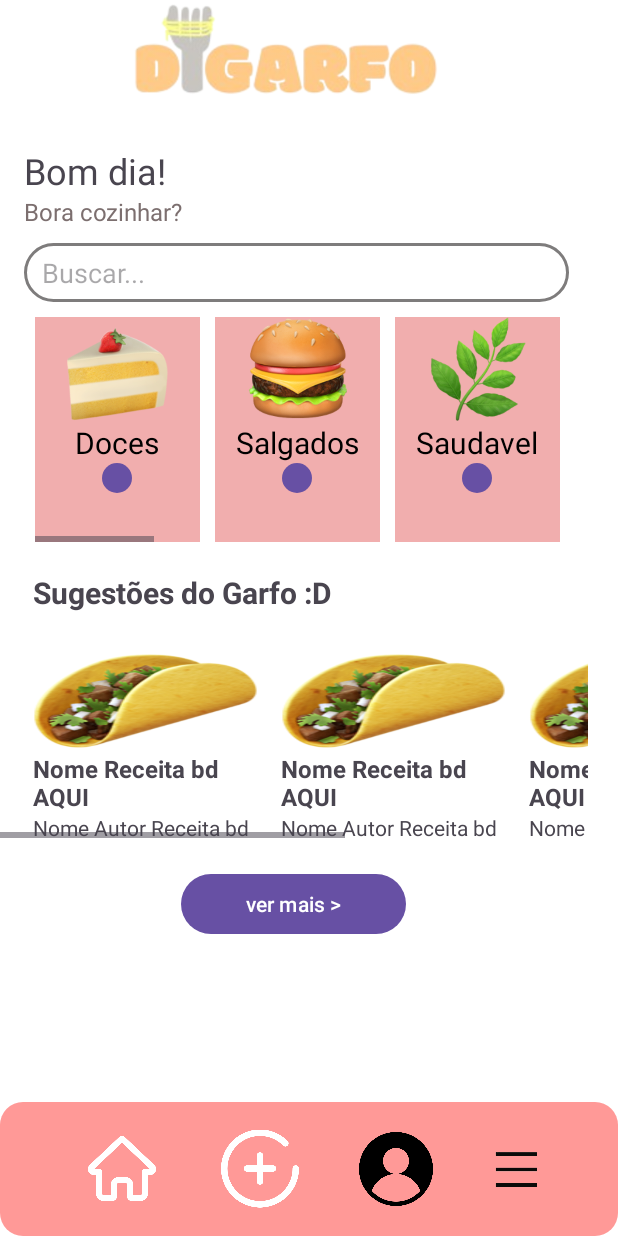
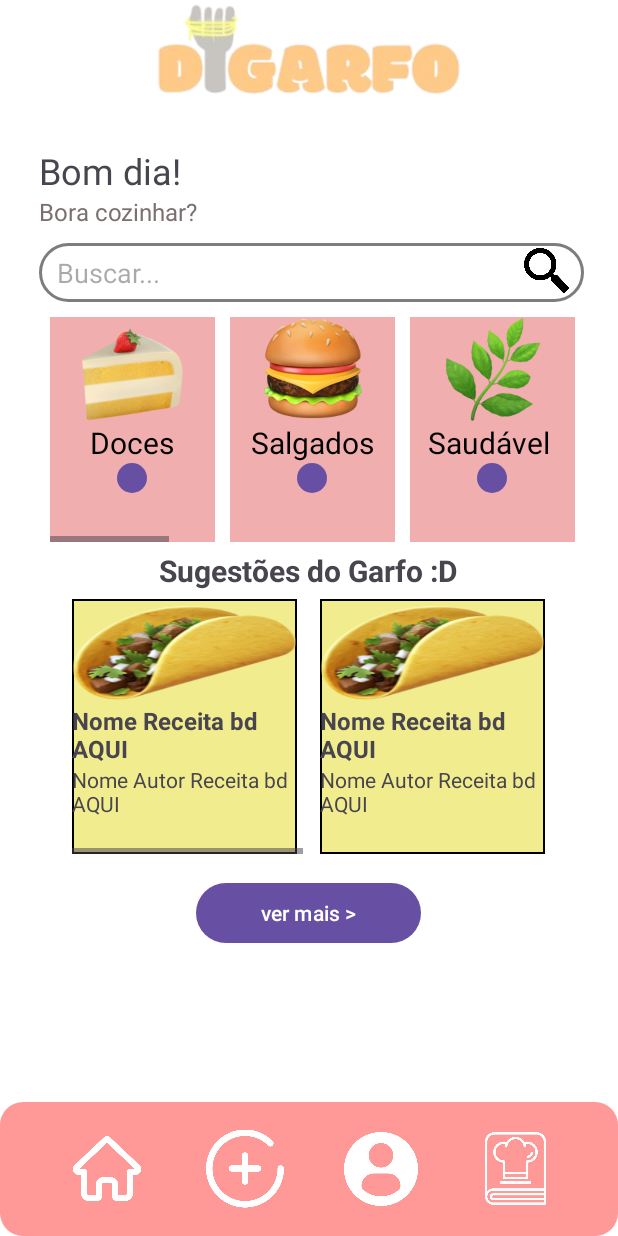
Before and after one commit to GustavoLopes12/DiGarfo, an Android app: the home screen opened directly, with no data from a screen before it, on a phone screen of 412 x 824 dp. Run offline under Robolectric (Android 15) with nearby library versions, the phone set to English and light mode, and no system bars; Roboto replaces fonts that are not available here; 8 statements that could not run were skipped.

Commit message:
alterações em home

```diff
--- a/android/digarfo/app/src/main/java/com/example/digarfo/view/home.java
+++ b/android/digarfo/app/src/main/java/com/example/digarfo/view/home.java
@@ -37,6 +37,7 @@ public class home extends AppCompatActivity {
     TextView tv_autor_receita_bd_tres;
     TextView tv_autor_receita_bd_quatro;
     Long id_receita_bd;
+
     @Override
     protected void onCreate(Bundle savedInstanceState) {
         super.onCreate(savedInstanceState);
@@ -301,7 +302,66 @@ public class home extends AppCompatActivity {
         startActivity(outraTela);
         finish();
     }
+    public void irParaPesquisaCategoria(String categoria) {
+        Intent outraTela = new Intent(getApplicationContext(), resultadopesquisa.class);
+        outraTela.putExtra("Email", emailUSUARIO);
+        outraTela.putExtra("Pesquisa", categoria);
+        startActivity(outraTela);
+        finish();
+    }
 
+    // Métodos de onClick para cada categoria
+    public void onClickDoces(View view) {
+        irParaPesquisaCategoria("doces");
+    }
+
+    public void onClickSalgados(View view) {
+        irParaPesquisaCategoria("salgados");
+    }
+
+    public void onClickSaudaveis(View view) {
+        irParaPesquisaCategoria("saudaveis");
+    }
+
+    public void onClickBebidas(View view) {
+        irParaPesquisaCategoria("bebidas");
+    }
+
+    public void onClickRapidas(View view) {
+        irParaPesquisaCategoria("rapidas");
+    }
+
+    public void onClickMassas(View view) {
+        irParaPesquisaCategoria("massas");
+    }
+
+    public void onClickFTM(View view) {
+        irParaPesquisaCategoria("frutosdomar");
+    }
+
+    public void onClickAves(View view) {
+        irParaPesquisaCategoria("aves");
+    }
+
+    public void onClickCV(View view) {
+        irParaPesquisaCategoria("carnesV");
+    }
+
+    public void onClickOriental(View view) {
+        irParaPesquisaCategoria("oriental");
+    }
+
+    public void onClickMexicana(View view) {
+        irParaPesquisaCategoria("mexicana");
+    }
+
+    public void onClickSLVG(View view) {
+        irParaPesquisaCategoria("saladaevege");
+    }
+
+    public void onClickSOPAS(View view) {
+        irParaPesquisaCategoria("sopas");
+    }
     //ir para perfil se logado senão não
     public void irparaperfil(View view){
         if(emailUSUARIO != null){
@@ -338,10 +398,4 @@ public class home extends AppCompatActivity {
             Toast.makeText(this, "Você ainda não esta logado, faça login para ter favoritos", Toast.LENGTH_SHORT).show();
         }
     }*/
-    public void resultadopesquisa(View view) {
-        Intent outraTela = new Intent(getApplicationContext(), resultadopesquisa.class);
-        outraTela.putExtra("Email", emailUSUARIO);
-        startActivity(outraTela);
-        finish();
-    }
 }
--- /dev/null
+++ b/android/digarfo/app/src/main/res/drawable/detalhe_baun.xml
@@ -0,0 +1,9 @@
+<?xml version="1.0" encoding="utf-8"?>
+<selector xmlns:android="http://schemas.android.com/apk/res/android">
+        <item>
+            <shape android:shape="rectangle">
+                <solid android:color="#F1EC8D"/>
+                <stroke android:width="1dp" android:color="@color/black"/>
+            </shape>
+        </item>
+</selector>
--- a/android/digarfo/app/src/main/res/layout/activity_home.xml
+++ b/android/digarfo/app/src/main/res/layout/activity_home.xml
@@ -22,13 +22,11 @@
             android:orientation="vertical">
 
 
-
             <ImageView
                 android:id="@+id/imageView3"
                 android:layout_width="268dp"
                 android:layout_height="97dp"
                 android:layout_gravity="center_horizontal"
-            android:layout_marginRight="15dp"
                 app:layout_constraintBottom_toBottomOf="parent"
                 app:layout_constraintEnd_toEndOf="parent"
                 app:layout_constraintHorizontal_bias="0.573"
@@ -41,6 +39,7 @@
             <LinearLayout
                 android:layout_width="392dp"
                 android:layout_height="546dp"
+                android:layout_gravity="center_horizontal"
                 android:layout_marginBottom="92dp"
                 android:orientation="vertical"
                 app:layout_constraintBottom_toBottomOf="parent"
@@ -80,6 +79,11 @@
                     app:layout_constraintTop_toTopOf="parent"
                     app:layout_constraintVertical_bias="0.178" />
 
+                <LinearLayout
+                    android:layout_width="match_parent"
+                    android:layout_height="wrap_content"
+                    android:orientation="horizontal">
+
                     <EditText
                         android:id="@+id/barradepesquisa"
                         android:layout_width="363dp"
@@ -95,7 +99,15 @@
                         app:layout_constraintTop_toTopOf="parent"
                         app:layout_constraintVertical_bias="0.24" />
 
+                    <ImageView
+                        android:layout_width="30dp"
+                        android:layout_height="30dp"
+                        android:layout_marginLeft="-40dp"
+                        android:layout_marginTop="3dp"
+                        android:onClick="irpararesultadopesq"
+                        app:srcCompat="@drawable/pesquisa_de_lupa__2_"></ImageView>
 
+                </LinearLayout>
 
 
                 <HorizontalScrollView
@@ -132,6 +144,7 @@
                                 android:background="@drawable/shortcake_1f370"></ImageView>
 
                             <TextView
+                                android:id="@+id/doces"
                                 android:layout_width="wrap_content"
                                 android:layout_height="wrap_content"
                                 android:layout_gravity="center_horizontal"
@@ -164,6 +177,7 @@
                                 android:background="@drawable/hamburguer"></ImageView>
 
                             <TextView
+                                android:id="@+id/salgados"
                                 android:layout_width="wrap_content"
                                 android:layout_height="wrap_content"
                                 android:layout_gravity="center_horizontal"
@@ -196,10 +210,11 @@
                                 android:background="@drawable/ervinha"></ImageView>
 
                             <TextView
+                                android:id="@+id/saudaveis"
                                 android:layout_width="wrap_content"
                                 android:layout_height="wrap_content"
                                 android:layout_gravity="center_horizontal"
-                            android:text="Saudavel"
+                                android:text="Saudável "
                                 android:textColor="@color/black"
                                 android:textSize="20sp"
                                 android:visibility="visible"
@@ -228,6 +243,7 @@
                                 android:background="@drawable/sucos"></ImageView>
 
                             <TextView
+                                android:id="@+id/bebidas"
                                 android:layout_width="wrap_content"
                                 android:layout_height="wrap_content"
                                 android:layout_gravity="center_horizontal"
@@ -260,6 +276,7 @@
                                 android:background="@drawable/raio"></ImageView>
 
                             <TextView
+                                android:id="@+id/rapidas"
                                 android:layout_width="wrap_content"
                                 android:layout_height="wrap_content"
                                 android:layout_gravity="center_horizontal"
@@ -292,6 +309,7 @@
                                 android:background="@drawable/croissant_1f950"></ImageView>
 
                             <TextView
+                                android:id="@+id/massas"
                                 android:layout_width="wrap_content"
                                 android:layout_height="wrap_content"
                                 android:layout_gravity="center_horizontal"
@@ -324,6 +342,7 @@
                                 android:background="@drawable/camarone"></ImageView>
 
                             <TextView
+                                android:id="@+id/frutosdomar"
                                 android:layout_width="wrap_content"
                                 android:layout_height="wrap_content"
                                 android:layout_gravity="center_horizontal"
@@ -357,6 +376,7 @@
                                 android:background="@drawable/flango"></ImageView>
 
                             <TextView
+                                android:id="@+id/aves"
                                 android:layout_width="wrap_content"
                                 android:layout_height="wrap_content"
                                 android:layout_gravity="center_horizontal"
@@ -389,6 +409,7 @@
                                 android:background="@drawable/calne"></ImageView>
 
                             <TextView
+                                android:id="@+id/carnevermelha"
                                 android:layout_width="wrap_content"
                                 android:layout_height="wrap_content"
                                 android:layout_gravity="center_horizontal"
@@ -422,6 +443,7 @@
                                 android:background="@drawable/comidajapa"></ImageView>
 
                             <TextView
+                                android:id="@+id/oriental"
                                 android:layout_width="wrap_content"
                                 android:layout_height="wrap_content"
                                 android:layout_gravity="center_horizontal"
@@ -454,6 +476,7 @@
                                 android:background="@drawable/tacomexicano"></ImageView>
 
                             <TextView
+                                android:id="@+id/mexicanas"
                                 android:layout_width="wrap_content"
                                 android:layout_height="wrap_content"
                                 android:layout_gravity="center_horizontal"
@@ -486,6 +509,7 @@
                                 android:background="@drawable/salada"></ImageView>
 
                             <TextView
+                                android:id="@+id/saladasevegetarianas"
                                 android:layout_width="wrap_content"
                                 android:layout_height="wrap_content"
                                 android:layout_gravity="center_horizontal"
@@ -518,6 +542,7 @@
                                 android:background="@drawable/sopa"></ImageView>
 
                             <TextView
+                                android:id="@+id/sopas"
                                 android:layout_width="wrap_content"
                                 android:layout_height="wrap_content"
                                 android:layout_gravity="center_horizontal"
@@ -543,29 +568,31 @@
                 <TextView
                     android:layout_width="wrap_content"
                     android:layout_height="wrap_content"
+                    android:layout_gravity="center_horizontal"
+                    android:layout_marginTop="5dp"
+                    android:layout_marginBottom="5dp"
                     android:text="Sugestões do Garfo :D"
-                android:textStyle="bold"
-                android:layout_marginLeft="22dp"
-                android:layout_marginTop="20dp"
                     android:textSize="20dp"
-                >
-            </TextView>
+                    android:textStyle="bold"></TextView>
                 <!--RECEITAS SUGERIDAS-->
+
                 <HorizontalScrollView
-                android:layout_width="match_parent"
-                android:layout_height="150dp">
+                    android:layout_width="315dp"
+                    android:layout_height="170dp"
+                    android:layout_gravity="center_horizontal">
+
                     <LinearLayout
                         android:layout_width="match_parent"
-                    android:layout_height="150dp"
-                    android:layout_marginLeft="22dp"
-                    android:layout_marginTop="11dp"
+                        android:layout_height="170dp"
+                        android:layout_gravity="left|center"
                         android:orientation="horizontal">
 
                         <LinearLayout
                             android:layout_width="150dp"
-                       android:layout_height="200dp"
-                       android:layout_marginTop="11dp"
+                            android:layout_height="170dp"
+                            android:background="@drawable/detalhe_baun"
                             android:orientation="vertical">
+
                             <ImageView
                                 android:layout_width="match_parent"
                                 android:layout_height="70dp"
@@ -577,112 +604,114 @@
                                 android:layout_width="match_parent"
                                 android:layout_height="wrap_content"
                                 android:text="Nome Receita bd AQUI"
-                        android:textStyle="bold"
-                        android:textSize="16sp">
-                    </TextView>
+                                android:textAlignment="textStart"
+                                android:textSize="16sp"
+                                android:textStyle="bold"></TextView>
+
                             <TextView
                                 android:id="@+id/autor_receita"
                                 android:layout_width="match_parent"
                                 android:layout_height="wrap_content"
                                 android:text="Nome Autor Receita bd AQUI"
-                           android:textSize="14sp">
-                       </TextView>
+                                android:textSize="14sp"></TextView>
                         </LinearLayout>
 
                         <LinearLayout
                             android:layout_width="150dp"
-                        android:layout_height="150dp"
-                        android:layout_marginTop="11dp"
+                            android:layout_height="170dp"
                             android:layout_marginLeft="15dp"
+                            android:background="@drawable/detalhe_baun"
                             android:orientation="vertical">
+
                             <ImageView
                                 android:layout_width="match_parent"
                                 android:layout_height="70dp"
                                 android:layout_gravity="center_horizontal"
                                 android:background="@drawable/tacomexicano"></ImageView>
+
                             <TextView
                                 android:id="@+id/recebe_receita_dois"
                                 android:layout_width="match_parent"
                                 android:layout_height="wrap_content"
                                 android:text="Nome Receita bd AQUI"
-                            android:textStyle="bold"
-                            android:textSize="16sp">
-                        </TextView>
+                                android:textSize="16sp"
+                                android:textStyle="bold"></TextView>
+
                             <TextView
                                 android:id="@+id/autor_receita_dois"
                                 android:layout_width="match_parent"
                                 android:layout_height="wrap_content"
                                 android:text="Nome Autor Receita bd AQUI"
-                            android:textSize="14sp">
-                        </TextView>
+                                android:textSize="14sp"></TextView>
                         </LinearLayout>
 
                         <LinearLayout
                             android:layout_width="150dp"
-                        android:layout_height="150dp"
-                        android:layout_marginTop="11dp"
+                            android:layout_height="170dp"
                             android:layout_marginLeft="15dp"
+                            android:background="@drawable/detalhe_baun"
                             android:orientation="vertical">
+
                             <ImageView
                                 android:layout_width="match_parent"
                                 android:layout_height="70dp"
                                 android:layout_gravity="center_horizontal"
                                 android:background="@drawable/tacomexicano"></ImageView>
+
                             <TextView
                                 android:id="@+id/recebe_receita_tres"
                                 android:layout_width="match_parent"
                                 android:layout_height="wrap_content"
                                 android:text="Nome Receita bd AQUI"
-                            android:textStyle="bold"
-                            android:textSize="16sp">
-                        </TextView>
+                                android:textSize="16sp"
+                                android:textStyle="bold"></TextView>
+
                             <TextView
                                 android:id="@+id/autor_receita_tres"
                                 android:layout_width="match_parent"
                                 android:layout_height="wrap_content"
                                 android:text="Nome Autor Receita bd AQUI"
-                            android:textSize="14sp">
-                        </TextView>
+                                android:textSize="14sp"></TextView>
                         </LinearLayout>
 
                         <LinearLayout
                             android:layout_width="150dp"
-                        android:layout_height="150dp"
-                        android:layout_marginTop="11dp"
+                            android:layout_height="170dp"
                             android:layout_marginLeft="15dp"
+                            android:background="@drawable/detalhe_baun"
                             android:orientation="vertical">
+
                             <ImageView
                                 android:layout_width="match_parent"
                                 android:layout_height="70dp"
                                 android:layout_gravity="center_horizontal"
                                 android:background="@drawable/tacomexicano"></ImageView>
+
                             <TextView
                                 android:id="@+id/recebe_receita_quatro"
                                 android:layout_width="match_parent"
                                 android:layout_height="wrap_content"
                                 android:text="Nome Receita bd AQUI"
-                            android:textStyle="bold"
-                            android:textSize="16sp">
-                        </TextView>
+                                android:textSize="16sp"
+                                android:textStyle="bold"></TextView>
+
                             <TextView
                                 android:id="@+id/autor_receita_quatro"
                                 android:layout_width="match_parent"
                                 android:layout_height="wrap_content"
                                 android:text="Nome Autor Receita bd AQUI"
-                            android:textSize="14sp">
-                        </TextView>
+                                android:textSize="14sp"></TextView>
                         </LinearLayout>
 
                     </LinearLayout>
                 </HorizontalScrollView>
                 <!--FIM-RECEITAS SUGERIDAS-->
-
                 <Button
                     android:id="@+id/btn_buscar_receita"
                     android:layout_width="150dp"
+                    android:layout_height="wrap_content"
                     android:layout_gravity="center_horizontal"
-                android:layout_height="wrap_content"
-                android:layout_marginTop="20dp"
+                    android:layout_marginTop="15dp"
                     android:onClick="irpararesultadopesq"
                     android:text="ver mais >" />
 
@@ -692,7 +721,6 @@
         </LinearLayout>
         <!--FIM-SCROLLVIEW-->
     </ScrollView>
-
 
 
     <LinearLayout
@@ -712,7 +740,7 @@
             android:layout_width="52dp"
             android:layout_height="55dp"
             android:layout_gravity="center_vertical"
-            android:layout_marginLeft="55dp"
+            android:layout_marginLeft="45dp"
             android:onClick="botaohome"
             app:layout_constraintBottom_toBottomOf="parent"
             app:layout_constraintEnd_toEndOf="parent"
@@ -750,12 +778,12 @@
             app:layout_constraintStart_toStartOf="parent"
             app:layout_constraintTop_toTopOf="@+id/imageView3"
             app:layout_constraintVertical_bias="0.027"
-            app:srcCompat="@drawable/user" />
+            app:srcCompat="@drawable/usuario_de_perfil" />
 
         <ImageView
             android:id="@+id/imageView12"
-            android:layout_width="30dp"
-            android:layout_height="25dp"
+            android:layout_width="50dp"
+            android:layout_height="50dp"
             android:layout_gravity="center_vertical|end"
             android:layout_marginLeft="40dp"
             app:layout_constraintBottom_toBottomOf="parent"
@@ -764,7 +792,7 @@
             app:layout_constraintStart_toStartOf="parent"
             app:layout_constraintTop_toTopOf="parent"
             app:layout_constraintVertical_bias="0.069"
-            app:srcCompat="@drawable/menu_removebg_preview" />
+            app:srcCompat="@drawable/receita" />
 
     </LinearLayout>
 </androidx.constraintlayout.widget.ConstraintLayout>
```
Also changed, not shown: android/digarfo/app/src/main/res/drawable/pesquisa_de_lupa__1_.png (added), android/digarfo/app/src/main/res/drawable/pesquisa_de_lupa__2_.png (added), android/digarfo/app/src/main/res/drawable/receita.png (added), android/digarfo/app/src/main/res/drawable/usuario_de_perfil.png (added). Lines whose indentation alone changed are shown as unchanged.
